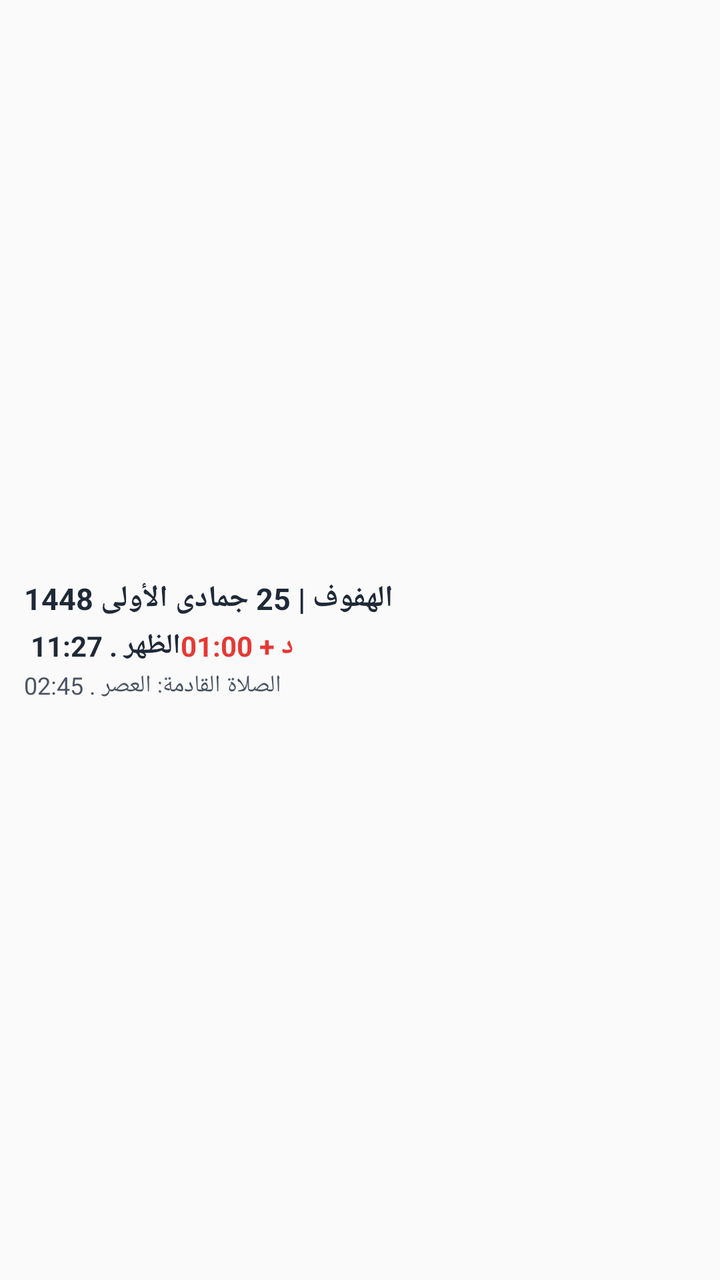
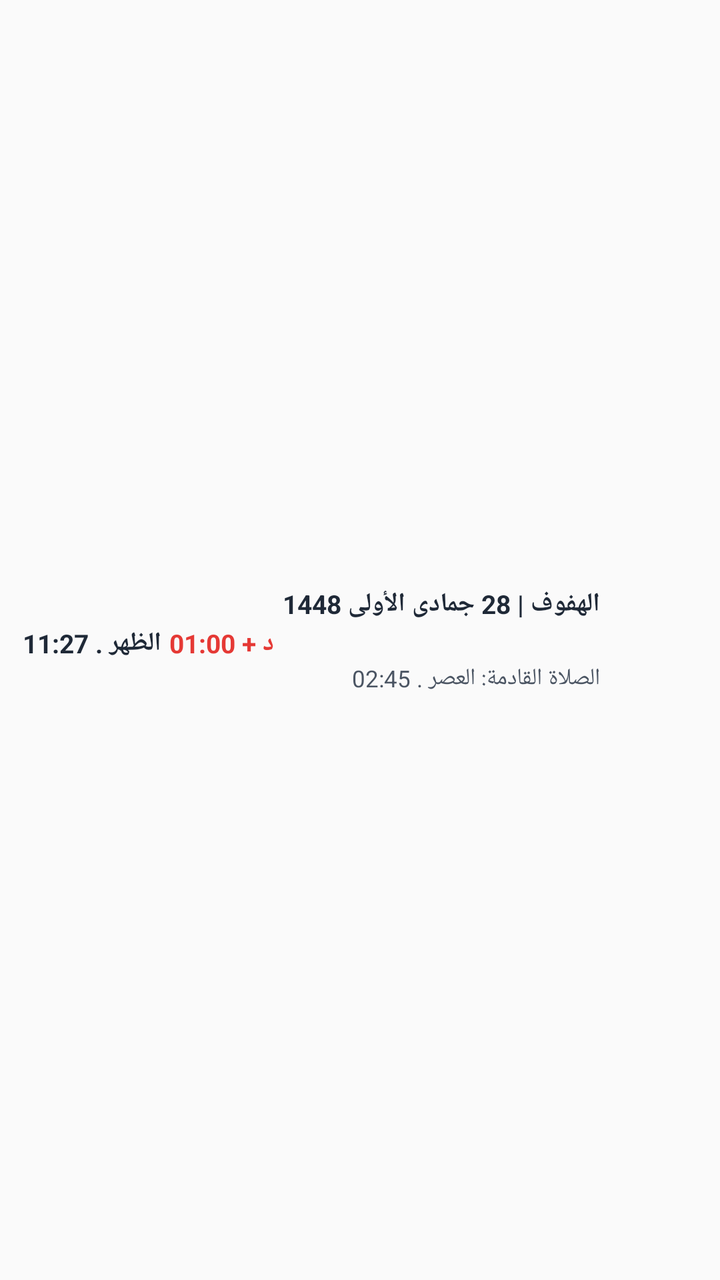

Screens rendered from an Android XML layout before and after an edit, with the pre-edit source and the edit as a unified diff.
<!-- AndroidManifest.xml: application theme AppTheme -->
<!-- res/layout/notification_salatuk.xml -->
<?xml version="1.0" encoding="utf-8"?>
<RelativeLayout xmlns:android="http://schemas.android.com/apk/res/android"
    android:id="@+id/salatuk_root"
    android:layout_width="match_parent"
    android:layout_height="wrap_content"
    android:paddingStart="12dp"
    android:paddingEnd="12dp"
    android:paddingTop="8dp"
    android:paddingBottom="8dp"
    android:background="@android:color/transparent">

    
    <ImageView
        android:id="@+id/salatuk_icon"
        android:layout_width="52dp"
        android:layout_height="52dp"
        android:layout_alignParentEnd="true"
        android:layout_centerVertical="true"
        android:layout_marginStart="10dp"
        android:scaleType="fitCenter"
        android:contentDescription="Salatuk Mosque Icon" />

    
    <LinearLayout
        android:layout_width="match_parent"
        android:layout_height="wrap_content"
        android:layout_toStartOf="@id/salatuk_icon"
        android:layout_centerVertical="true"
        android:orientation="vertical"
        android:gravity="start|center_vertical">

        
        <TextView
            android:id="@+id/salatuk_title"
            android:layout_width="wrap_content"
            android:layout_height="wrap_content"
            android:textSize="15sp"
            android:textStyle="bold"
            android:textColor="#1F2937"
            android:maxLines="2"
            android:ellipsize="end"
            android:text="الهفوف | 25 جمادى الأولى 1448" />

        
        <LinearLayout
            android:layout_width="wrap_content"
            android:layout_height="wrap_content"
            android:layout_marginTop="4dp"
            android:orientation="horizontal"
            android:gravity="center_vertical">

            <TextView
                android:id="@+id/salatuk_prayer_time"
                android:layout_width="wrap_content"
                android:layout_height="wrap_content"
                android:textSize="14sp"
                android:textStyle="bold"
                android:textColor="#1F2937"
                android:text="الظهر . 11:27 " />

            
            <TextView
                android:id="@+id/salatuk_timer"
                android:layout_width="wrap_content"
                android:layout_height="wrap_content"
                android:textSize="14sp"
                android:textStyle="bold"
                android:textColor="#E53935"
                android:text="د + 01:00" />

        </LinearLayout>

        
        <TextView
            android:id="@+id/salatuk_next_prayer"
            android:layout_width="wrap_content"
            android:layout_height="wrap_content"
            android:layout_marginTop="2dp"
            android:textSize="12sp"
            android:textColor="#4B5563"
            android:maxLines="1"
            android:ellipsize="end"
            android:text="الصلاة القادمة: العصر . 02:45" />

    </LinearLayout>

</RelativeLayout>
<!-- resources referenced by this layout -->
<resources>
  <style name="AppTheme" parent="Theme.AppCompat.Light.DarkActionBar">
          
          <item name="colorPrimary">@color/colorPrimary</item>
          <item name="colorPrimaryDark">@color/colorPrimaryDark</item>
          <item name="colorAccent">@color/colorAccent</item>
      </style>
  <color name="colorPrimary">#123B2A</color>
  <color name="colorPrimaryDark">#0B5B43</color>
  <color name="colorAccent">#C8A85B</color>
</resources>

<!-- the commit's change to res/layout/notification_salatuk.xml (unified diff, before → after) -->
@@ -3,20 +3,20 @@
     android:id="@+id/salatuk_root"
     android:layout_width="match_parent"
     android:layout_height="wrap_content"
-    android:paddingStart="12dp"
-    android:paddingEnd="12dp"
-    android:paddingTop="8dp"
-    android:paddingBottom="8dp"
+    android:paddingStart="8dp"
+    android:paddingEnd="8dp"
+    android:paddingTop="3dp"
+    android:paddingBottom="3dp"
     android:background="@android:color/transparent">
 
     
     <ImageView
         android:id="@+id/salatuk_icon"
-        android:layout_width="52dp"
-        android:layout_height="52dp"
+        android:layout_width="44dp"
+        android:layout_height="44dp"
         android:layout_alignParentEnd="true"
         android:layout_centerVertical="true"
-        android:layout_marginStart="10dp"
+        android:layout_marginStart="8dp"
         android:scaleType="fitCenter"
         android:contentDescription="Salatuk Mosque Icon" />
 
@@ -32,30 +32,33 @@
         
         <TextView
             android:id="@+id/salatuk_title"
-            android:layout_width="wrap_content"
+            android:layout_width="match_parent"
             android:layout_height="wrap_content"
-            android:textSize="15sp"
+            android:textSize="13sp"
             android:textStyle="bold"
             android:textColor="#1F2937"
-            android:maxLines="2"
+            android:singleLine="true"
+            android:maxLines="1"
             android:ellipsize="end"
-            android:text="الهفوف | 25 جمادى الأولى 1448" />
+            android:text="الهفوف | 28 جمادى الأولى 1448" />
 
         
         <LinearLayout
-            android:layout_width="wrap_content"
+            android:layout_width="match_parent"
             android:layout_height="wrap_content"
-            android:layout_marginTop="4dp"
+            android:layout_marginTop="2dp"
             android:orientation="horizontal"
-            android:gravity="center_vertical">
+            android:gravity="start|center_vertical">
 
             <TextView
                 android:id="@+id/salatuk_prayer_time"
                 android:layout_width="wrap_content"
                 android:layout_height="wrap_content"
-                android:textSize="14sp"
+                android:textSize="13sp"
                 android:textStyle="bold"
                 android:textColor="#1F2937"
+                android:singleLine="true"
+                android:maxLines="1"
                 android:text="الظهر . 11:27 " />
 
             
@@ -63,9 +66,12 @@
                 android:id="@+id/salatuk_timer"
                 android:layout_width="wrap_content"
                 android:layout_height="wrap_content"
-                android:textSize="14sp"
+                android:layout_marginStart="4dp"
+                android:textSize="13sp"
                 android:textStyle="bold"
                 android:textColor="#E53935"
+                android:singleLine="true"
+                android:maxLines="1"
                 android:text="د + 01:00" />
 
         </LinearLayout>
@@ -73,11 +79,12 @@
         
         <TextView
             android:id="@+id/salatuk_next_prayer"
-            android:layout_width="wrap_content"
+            android:layout_width="match_parent"
             android:layout_height="wrap_content"
-            android:layout_marginTop="2dp"
-            android:textSize="12sp"
+            android:layout_marginTop="1dp"
+            android:textSize="11.5sp"
             android:textColor="#4B5563"
+            android:singleLine="true"
             android:maxLines="1"
             android:ellipsize="end"
             android:text="الصلاة القادمة: العصر . 02:45" />
